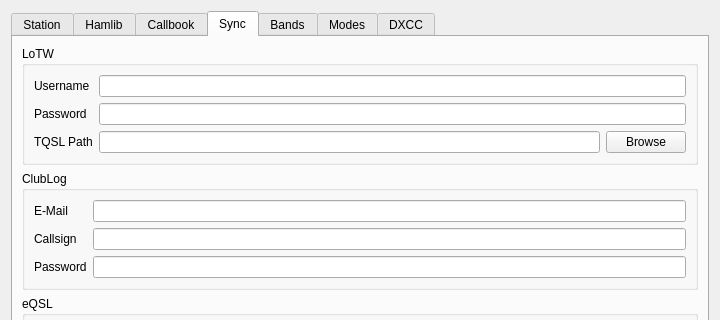
Qt form ui/SettingsDialog.ui (k5mcd/QLog) before a commit; both pictures show x 0 to 720 and y 0 to 320 of the 720 by 850 pixel window.
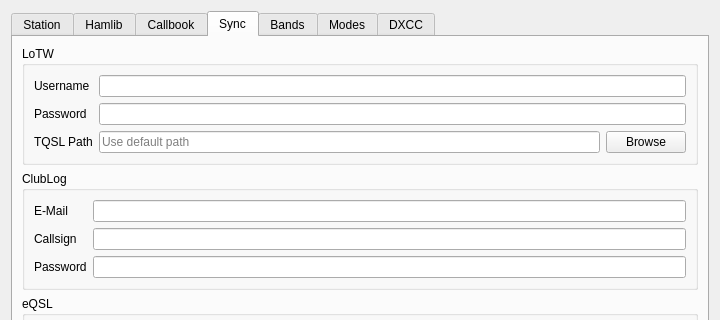
The same form after that commit. The open tabs and pages were chosen to show the change. Icons and pictures are not drawn.

Commit message:
Settings: TQL path and eQSL Image Folder are readonly fields
- It is not possible to modify the paths manually - use Browser button

Diff of the .ui file:
```diff
--- a/ui/SettingsDialog.ui
+++ b/ui/SettingsDialog.ui
@@ -898,7 +898,14 @@
           <item row="2" column="1">
            <layout class="QHBoxLayout" name="horizontalLayout">
             <item>
-             <widget class="QLineEdit" name="tqslPathEdit"/>
+             <widget class="QLineEdit" name="tqslPathEdit">
+              <property name="readOnly">
+               <bool>true</bool>
+              </property>
+              <property name="placeholderText">
+               <string>Use default path</string>
+              </property>
+             </widget>
             </item>
             <item>
              <widget class="QPushButton" name="tqslPathButton">
```
Left out of the diff: 6 changed lines with no effect on the pictures.
